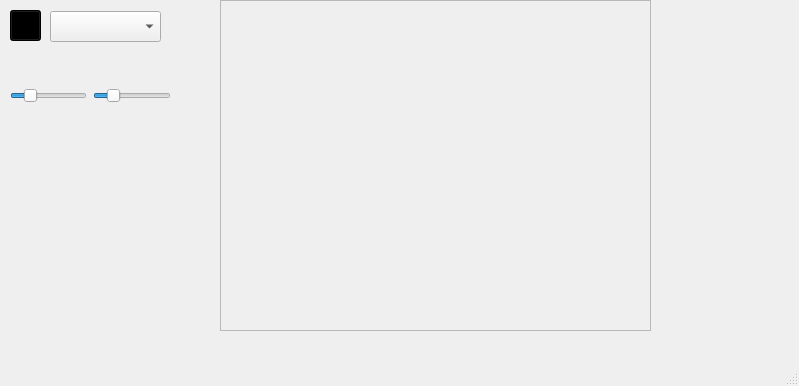
Before: the Qt Designer form qt_drawing_app/mainwindow.ui in villuette/drawing_app, drawn with Qt 5.
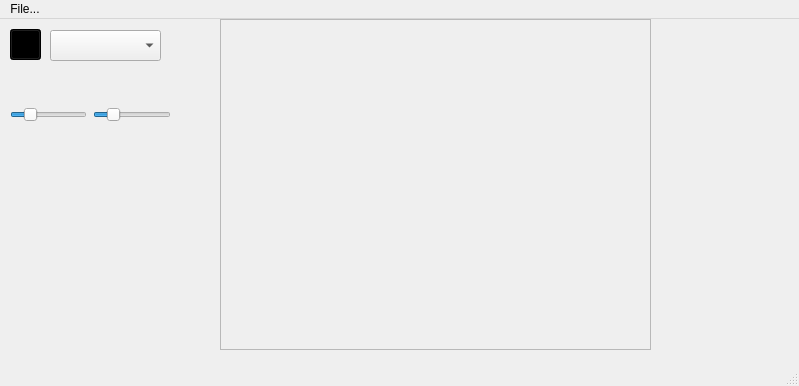
After: the same form once the commit is applied. Custom widgets are drawn as their Qt base class.

Commit message: connected menu actions to filemanager

Patch:
```diff
--- a/qt_drawing_app/mainwindow.ui
+++ b/qt_drawing_app/mainwindow.ui
@@ -104,6 +104,14 @@
      <height>19</height>
     </rect>
    </property>
+   <widget class="QMenu" name="menuFile">
+    <property name="title">
+     <string>File...</string>
+    </property>
+    <addaction name="actionOpen"/>
+    <addaction name="actionCreate_New"/>
+   </widget>
+   <addaction name="menuFile"/>
   </widget>
   <widget class="QStatusBar" name="statusbar"/>
  </widget>
```
Left out of the diff: 16 changed lines with no effect on the pictures. The commit also changes 8 other files.
